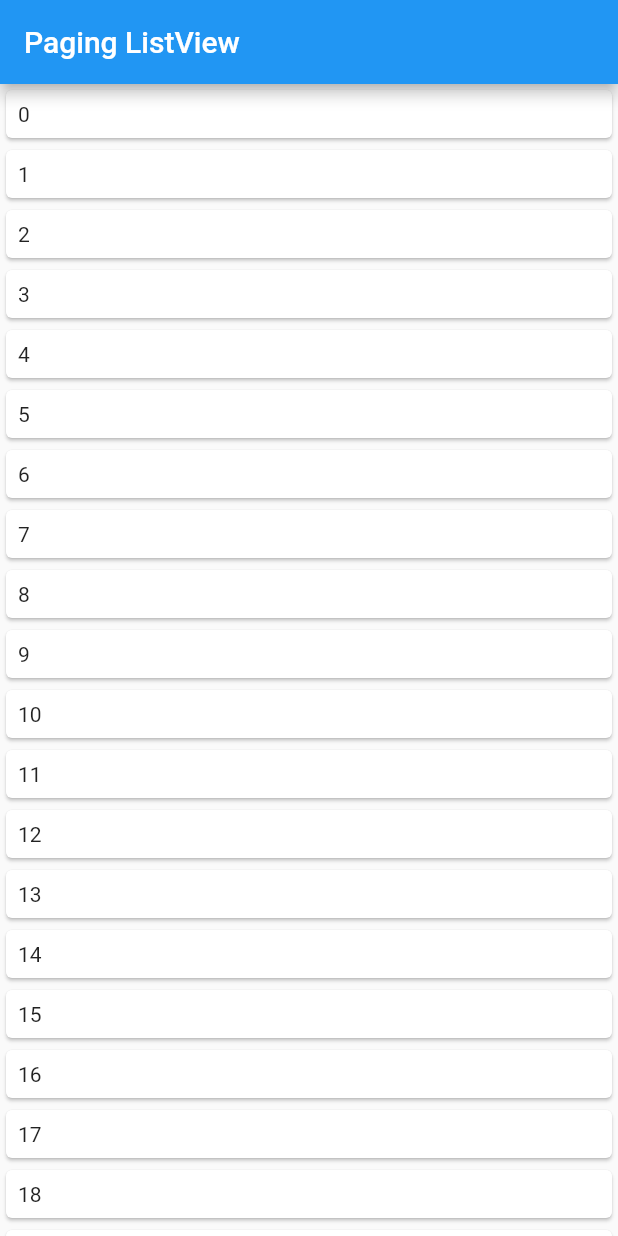
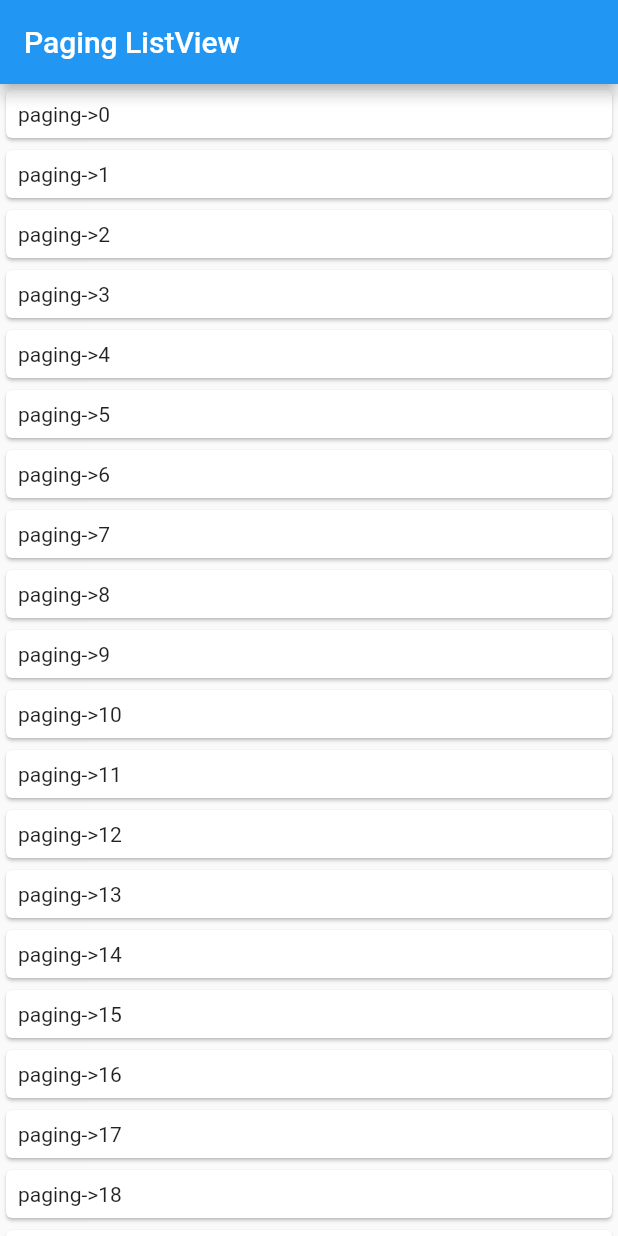
Before and after one commit to OpenFlutter/flutter_paging, a Flutter app: the screen it shows after launch, on a phone screen of 412 x 824 dp. Run offline on Flutter 3.47's test engine with Material 2 defaults, Android fonts, the phone set to English and light mode, and no system bars; our stand-ins replace rxdart.

Commit message:
update demo

```diff
--- a/exmaple/lib/paging_list_view_page.dart
+++ b/exmaple/lib/paging_list_view_page.dart
@@ -24,12 +24,15 @@ class _PagingListViewPageState extends State<PagingListViewPage> {
             return Card(
                 child: Padding(
               padding: const EdgeInsets.all(8.0),
-              child: Text(item),
+              child: Text("paging->$item"),
             ));
           },
           dataSource: widget.dataSource,
           loadingIndicator: Center(
-            child: CircularProgressIndicator(),
+            child: Padding(
+              padding: const EdgeInsets.all(8.0),
+              child: CircularProgressIndicator(),
+            ),
           ),
           noMoreDataAvailableItem: Center(
             child: Padding(
```
